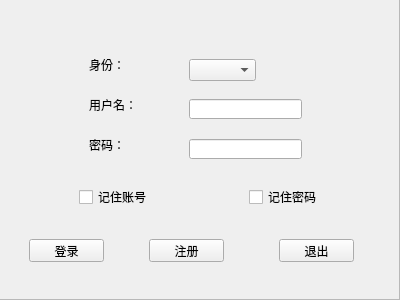
This is landing.ui in jy-080610/DBMS as Qt 5 draws it before an edit. The edited form follows.
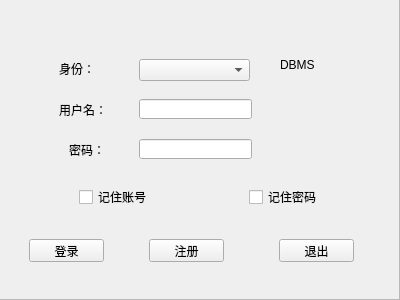
This is the edited form.

Diff of the .ui file:
```diff
--- a/landing.ui
+++ b/landing.ui
@@ -13,6 +13,9 @@
   <property name="windowTitle">
    <string>landing</string>
   </property>
+  <property name="styleSheet">
+   <string notr="true">font: 10pt &quot;方正粗黑宋简体&quot;;</string>
+  </property>
   <widget class="QFrame" name="frame">
    <property name="geometry">
     <rect>
@@ -31,9 +34,9 @@
    <widget class="QComboBox" name="dbName">
     <property name="geometry">
      <rect>
-      <x>190</x>
+      <x>140</x>
       <y>60</y>
-      <width>67</width>
+      <width>111</width>
       <height>22</height>
      </rect>
     </property>
@@ -49,7 +52,7 @@
      <rect>
       <x>80</x>
       <y>190</y>
-      <width>68</width>
+      <width>101</width>
       <height>16</height>
      </rect>
     </property>
@@ -62,7 +65,7 @@
      <rect>
       <x>250</x>
       <y>190</y>
-      <width>68</width>
+      <width>101</width>
       <height>16</height>
      </rect>
     </property>
@@ -112,7 +115,7 @@
    <widget class="QLineEdit" name="userName">
     <property name="geometry">
      <rect>
-      <x>190</x>
+      <x>140</x>
       <y>100</y>
       <width>113</width>
       <height>20</height>
@@ -122,7 +125,7 @@
    <widget class="QLineEdit" name="passWord">
     <property name="geometry">
      <rect>
-      <x>190</x>
+      <x>140</x>
       <y>140</y>
       <width>113</width>
       <height>20</height>
@@ -132,10 +135,10 @@
    <widget class="QLabel" name="label">
     <property name="geometry">
      <rect>
-      <x>90</x>
+      <x>60</x>
       <y>60</y>
       <width>54</width>
-      <height>12</height>
+      <height>20</height>
      </rect>
     </property>
     <property name="text">
@@ -145,10 +148,10 @@
    <widget class="QLabel" name="label_2">
     <property name="geometry">
      <rect>
-      <x>90</x>
+      <x>60</x>
       <y>100</y>
       <width>54</width>
-      <height>12</height>
+      <height>21</height>
      </rect>
     </property>
     <property name="text">
@@ -158,16 +161,32 @@
    <widget class="QLabel" name="label_3">
     <property name="geometry">
      <rect>
-      <x>90</x>
+      <x>70</x>
       <y>140</y>
       <width>54</width>
-      <height>12</height>
+      <height>21</height>
      </rect>
     </property>
     <property name="text">
      <string>密码：</string>
     </property>
    </widget>
+   <widget class="QLabel" name="label_4">
+    <property name="geometry">
+     <rect>
+      <x>281</x>
+      <y>30</y>
+      <width>111</width>
+      <height>71</height>
+     </rect>
+    </property>
+    <property name="styleSheet">
+     <string notr="true">font: 24pt &quot;华文隶书&quot;;</string>
+    </property>
+    <property name="text">
+     <string>DBMS</string>
+    </property>
+   </widget>
   </widget>
  </widget>
  <resources/>
```
